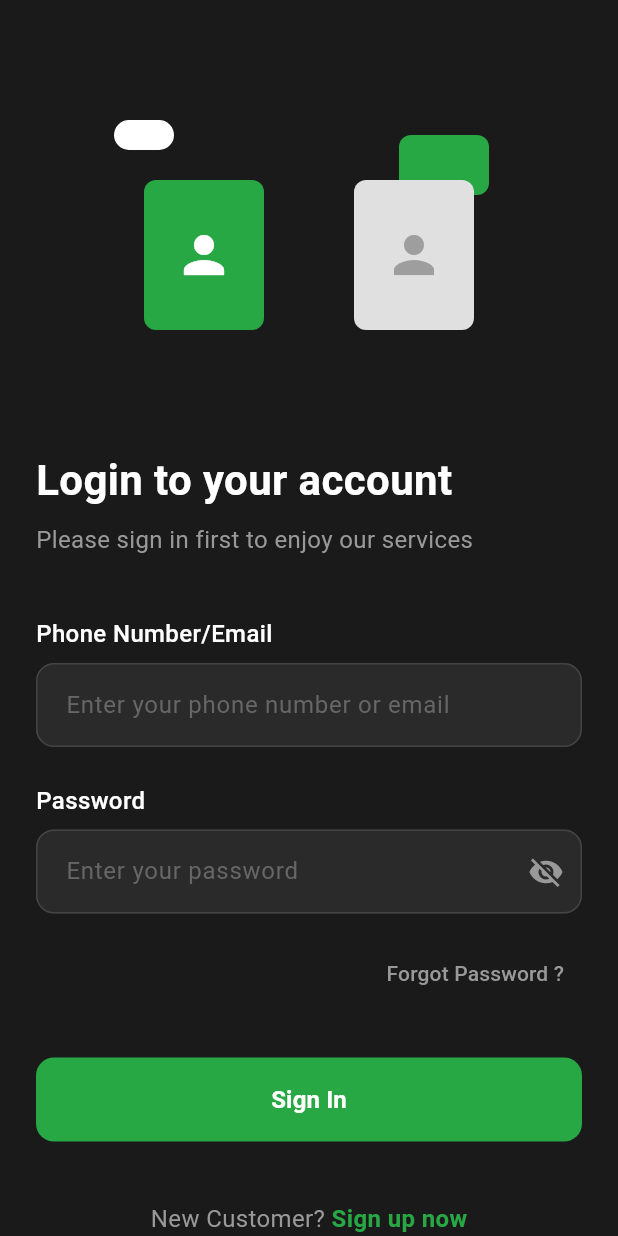
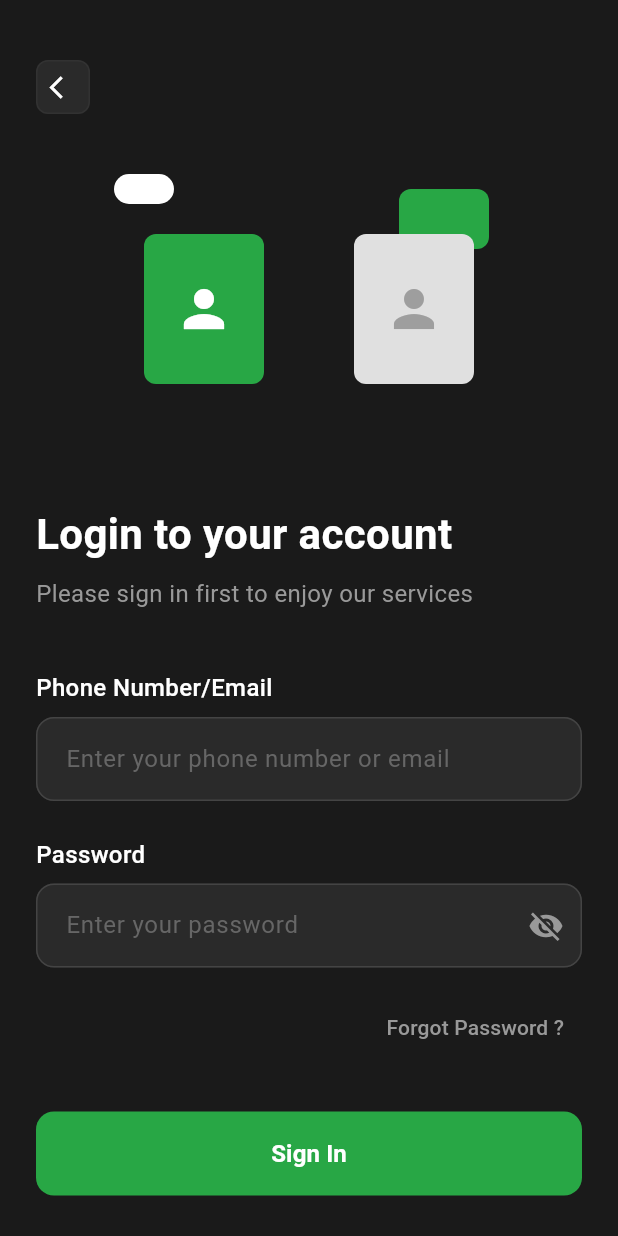
Before and after one commit to IshimweTresor/mozzfood, a Flutter app: the screen it shows after launch, on a phone screen of 412 x 824 dp. Run offline on Flutter 3.47's test engine with Material 3 defaults, Android fonts, the phone set to English and light mode, and no system bars.

Commit message:
add backward

```diff
--- a/lib/screens/auth/login_page.dart
+++ b/lib/screens/auth/login_page.dart
@@ -77,7 +77,31 @@ class _LoginPageState extends State<LoginPage> {
             child: Column(
               crossAxisAlignment: CrossAxisAlignment.start,
               children: [
-                const SizedBox(height: 60),
+                const SizedBox(height: 40),
+
+                // Back Button
+                GestureDetector(
+                  onTap: () {
+                    Navigator.pop(context);
+                  },
+                  child: Container(
+                    padding: const EdgeInsets.all(8),
+                    decoration: BoxDecoration(
+                      color: AppColors.surface,
+                      borderRadius: BorderRadius.circular(8),
+                      border: Border.all(
+                        color: AppColors.inputBorder.withOpacity(0.3),
+                      ),
+                    ),
+                    child: const Icon(
+                      Icons.arrow_back_ios,
+                      color: AppColors.onBackground,
+                      size: 18,
+                    ),
+                  ),
+                ),
+
+                const SizedBox(height: 20),
 
                 // Illustration
                 Center(
```
Also changed, not shown: lib/screens/cart_page.dart (+21 -0 lines), lib/screens/more_options_page.dart (+23 -2 lines), lib/screens/prime_page.dart (+21 -0 lines), lib/screens/store_front_page.dart (+27 -0 lines).
